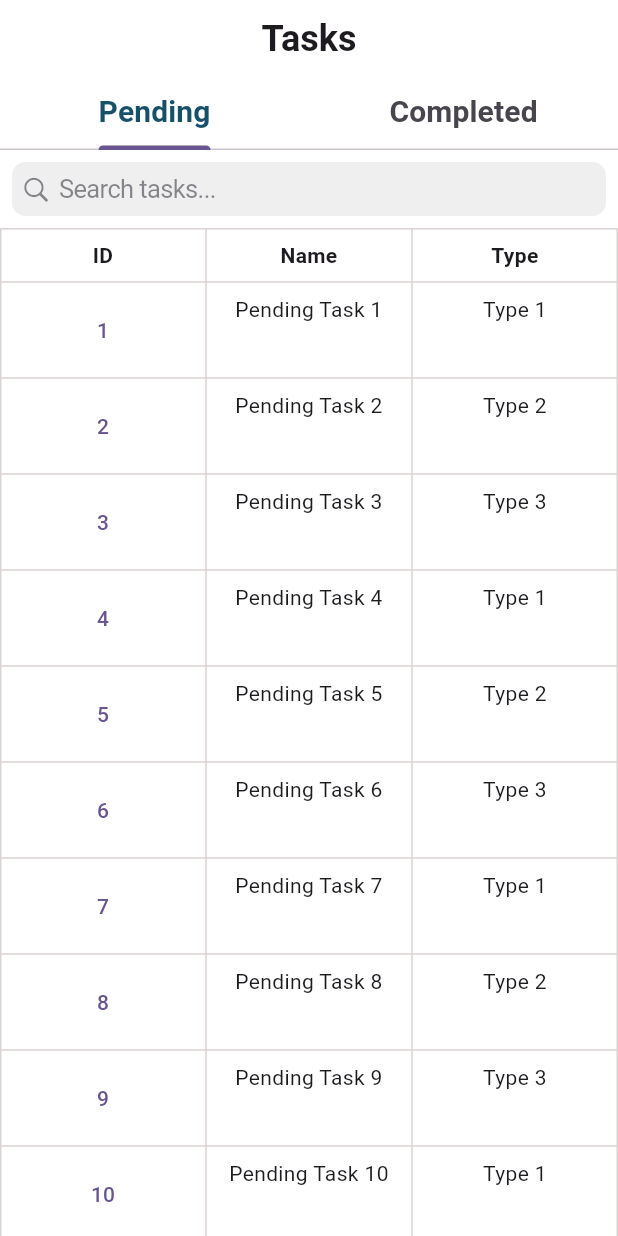
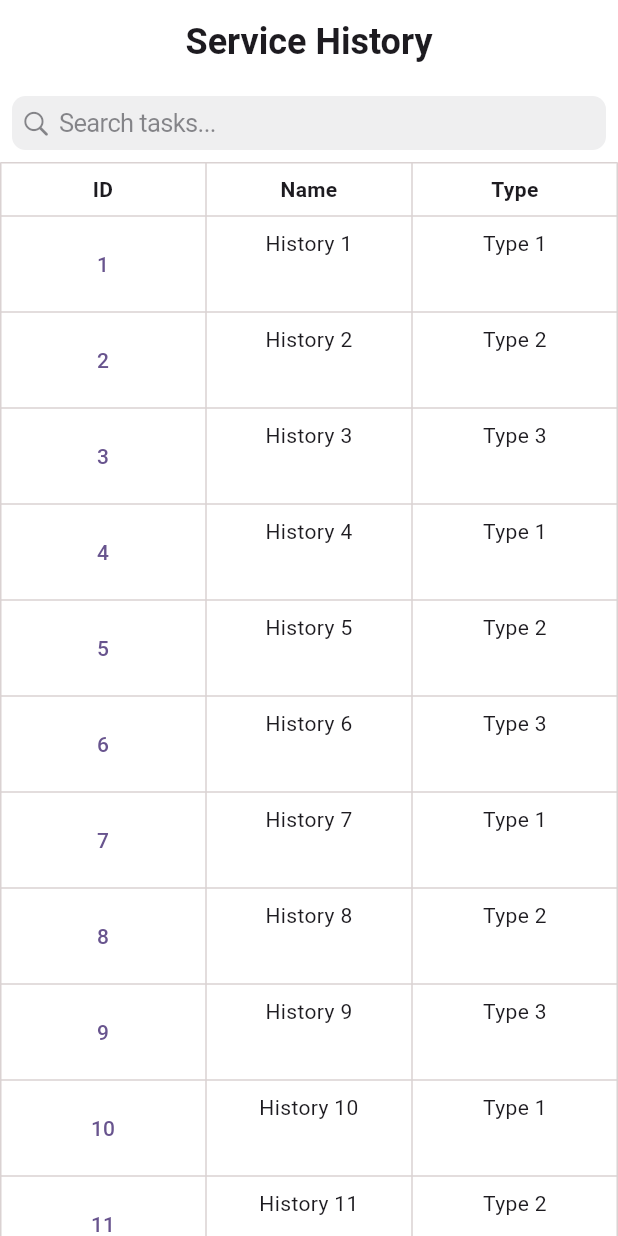
Before and after one commit to Varun-K34/TechQRMaintance, a Flutter app: the screen it shows after launch, on a phone screen of 412 x 824 dp. Run offline on Flutter 3.47's test engine with Material 3 defaults, Android fonts, the light colour scheme and no system bars.

Commit message:
Add ServicesHistoryScreen for viewing service history

```diff
--- /dev/null
+++ b/lib/Screens/Widgets/services_history.dart
@@ -0,0 +1,46 @@
+import 'dart:developer';
+
+import 'package:flutter/cupertino.dart';
+import 'package:flutter/material.dart';
+import 'package:techqrmaintance/Screens/Widgets/table_widget.dart';
+
+class ServicesHistoryScreen extends StatelessWidget {
+  const ServicesHistoryScreen({super.key});
+
+  @override
+  Widget build(BuildContext context) {
+    return Scaffold(
+      backgroundColor: Colors.white,
+      appBar: AppBar(
+        backgroundColor: Colors.white,
+        title: Text(
+          "Service History",
+          style: TextStyle(
+            fontSize: 24,
+            fontWeight: FontWeight.w700,
+          ),
+        ),
+        centerTitle: true,
+      ),
+      body: Column(
+        children: [
+          Padding(
+            padding: const EdgeInsets.all(8.0),
+            child: CupertinoSearchTextField(
+              onChanged: (value) {
+                // Handle search input changes
+                log("Search text: $value");
+              },
+              onSubmitted: (value) {
+                // Handle search submission
+                log("Submitted text: $value");
+              },
+              placeholder: "Search tasks...",
+            ),
+          ),
+          Expanded(child: TaskTable(title: "History", rowCount: 20)),
+        ],
+      ),
+    );
+  }
+}
--- a/lib/main.dart
+++ b/lib/main.dart
@@ -1,4 +1,5 @@
 import 'package:techqrmaintance/Screens/Authentication/signup_screen.dart';
+import 'package:techqrmaintance/Screens/Widgets/services_history.dart';
 import 'package:techqrmaintance/Screens/repair_overview.dart';
 import 'package:techqrmaintance/Screens/task_screen.dart';
 
@@ -24,6 +25,6 @@ class MyApp extends StatelessWidget {
           colorScheme: ColorScheme.fromSeed(seedColor: Colors.deepPurple),
           useMaterial3: true,
         ),
-        home: TaskScreen());
+        home: ServicesHistoryScreen());
   }
 }
```
